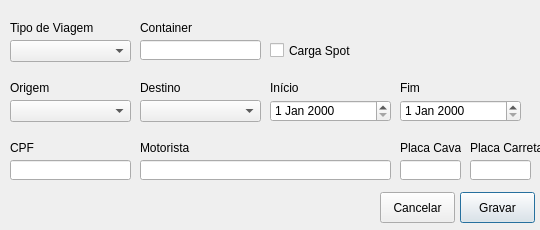
Aniroth/WM-Lages, file GUI/EditarViagem/EditarViagem.ui: the form before one commit.
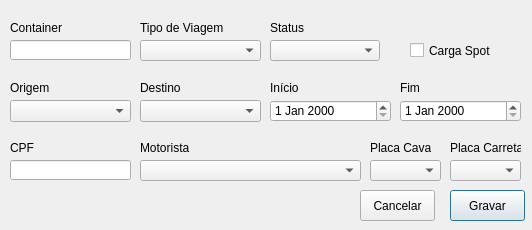
The form after the commit.

```diff
--- a/GUI/EditarViagem/EditarViagem.ui
+++ b/GUI/EditarViagem/EditarViagem.ui
@@ -6,7 +6,7 @@
    <rect>
     <x>0</x>
     <y>0</y>
-    <width>540</width>
+    <width>532</width>
     <height>230</height>
    </rect>
   </property>
@@ -22,7 +22,7 @@
   <widget class="QLabel" name="LBL_TipoViagem">
    <property name="geometry">
     <rect>
-     <x>10</x>
+     <x>140</x>
      <y>20</y>
      <width>121</width>
      <height>16</height>
@@ -35,10 +35,10 @@
   <widget class="QComboBox" name="CBX_TipoViagem">
    <property name="geometry">
     <rect>
-     <x>10</x>
+     <x>140</x>
      <y>40</y>
      <width>121</width>
-     <height>22</height>
+     <height>21</height>
     </rect>
    </property>
   </widget>
@@ -157,16 +157,6 @@
     </rect>
    </property>
   </widget>
-  <widget class="QLineEdit" name="TXB_Motorista">
-   <property name="geometry">
-    <rect>
-     <x>140</x>
-     <y>160</y>
-     <width>251</width>
-     <height>20</height>
-    </rect>
-   </property>
-  </widget>
   <widget class="QLabel" name="LBL_Motorista">
    <property name="geometry">
     <rect>
@@ -180,20 +170,10 @@
     <string>Motorista</string>
    </property>
   </widget>
-  <widget class="QLineEdit" name="TXB_Cavalo">
-   <property name="geometry">
-    <rect>
-     <x>400</x>
-     <y>160</y>
-     <width>61</width>
-     <height>20</height>
-    </rect>
-   </property>
-  </widget>
   <widget class="QLabel" name="LBL_Cavalo">
    <property name="geometry">
     <rect>
-     <x>400</x>
+     <x>370</x>
      <y>140</y>
      <width>61</width>
      <height>16</height>
@@ -206,7 +186,7 @@
   <widget class="QLabel" name="LBL_Carreta">
    <property name="geometry">
     <rect>
-     <x>470</x>
+     <x>450</x>
      <y>140</y>
      <width>71</width>
      <height>16</height>
@@ -216,20 +196,10 @@
     <string>Placa Carreta</string>
    </property>
   </widget>
-  <widget class="QLineEdit" name="TXB_Carreta">
-   <property name="geometry">
-    <rect>
-     <x>470</x>
-     <y>160</y>
-     <width>61</width>
-     <height>20</height>
-    </rect>
-   </property>
-  </widget>
   <widget class="QCheckBox" name="CHB_Spot">
    <property name="geometry">
     <rect>
-     <x>270</x>
+     <x>410</x>
      <y>40</y>
      <width>111</width>
      <height>21</height>
@@ -242,8 +212,8 @@
   <widget class="QPushButton" name="PBT_Gravar">
    <property name="geometry">
     <rect>
-     <x>460</x>
-     <y>192</y>
+     <x>450</x>
+     <y>190</y>
      <width>75</width>
      <height>31</height>
     </rect>
@@ -255,8 +225,8 @@
   <widget class="QPushButton" name="PBT_Cancelar">
    <property name="geometry">
     <rect>
-     <x>380</x>
-     <y>192</y>
+     <x>360</x>
+     <y>190</y>
      <width>75</width>
      <height>31</height>
     </rect>
@@ -268,7 +238,7 @@
   <widget class="QLineEdit" name="TXB_CNTR">
    <property name="geometry">
     <rect>
-     <x>140</x>
+     <x>10</x>
      <y>40</y>
      <width>121</width>
      <height>20</height>
@@ -278,7 +248,7 @@
   <widget class="QLabel" name="LBL_CNTR">
    <property name="geometry">
     <rect>
-     <x>140</x>
+     <x>10</x>
      <y>20</y>
      <width>121</width>
      <height>16</height>
@@ -288,6 +258,59 @@
     <string>Container</string>
    </property>
   </widget>
+  <widget class="QComboBox" name="CBX_Motorista">
+   <property name="geometry">
+    <rect>
+     <x>140</x>
+     <y>160</y>
+     <width>221</width>
+     <height>21</height>
+    </rect>
+   </property>
+  </widget>
+  <widget class="QComboBox" name="CBX_Cavalo">
+   <property name="geometry">
+    <rect>
+     <x>370</x>
+     <y>160</y>
+     <width>71</width>
+     <height>21</height>
+    </rect>
+   </property>
+  </widget>
+  <widget class="QComboBox" name="CBX_Carreta">
+   <property name="geometry">
+    <rect>
+     <x>450</x>
+     <y>160</y>
+     <width>71</width>
+     <height>21</height>
+    </rect>
+   </property>
+  </widget>
+  <widget class="QLabel" name="LBL_StatusViagem">
+   <property name="geometry">
+    <rect>
+     <x>270</x>
+     <y>21</y>
+     <width>110</width>
+     <height>13</height>
+    </rect>
+   </property>
+   <property name="text">
+    <string>Status</string>
+   </property>
+  </widget>
+  <widget class="QComboBox" name="CBX_StatusViagem">
+   <property name="geometry">
+    <rect>
+     <x>270</x>
+     <y>40</y>
+     <width>110</width>
+     <height>21</height>
+    </rect>
+   </property>
+  </widget>
  </widget>
  <resources/>
  <connections/>
```
